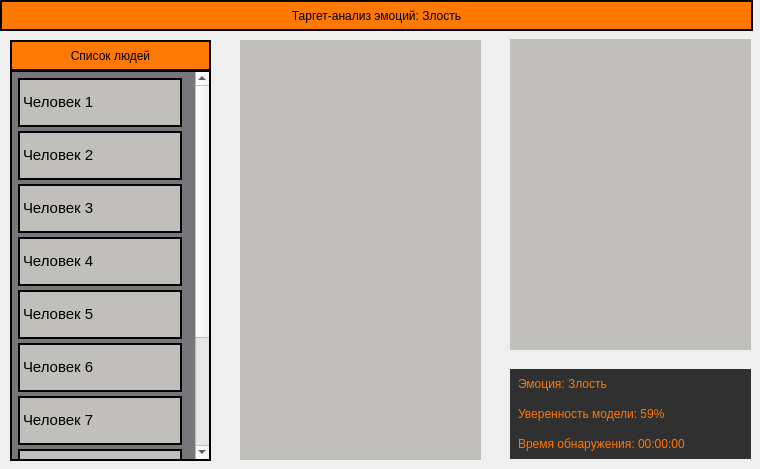
darktau34/VKR_videoanalysis_programm, file target_analysis_main_ui.ui: the form before one commit.
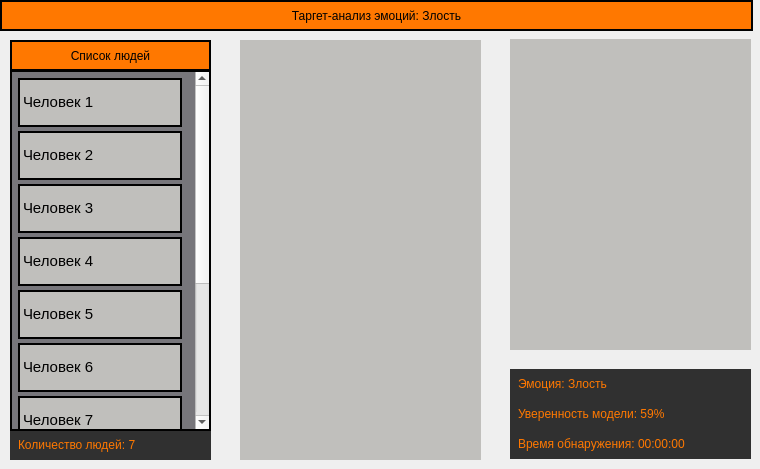
The form after the commit.

Commit message: Finished work on Target Analysis

What changed in the file:
```diff
--- a/target_analysis_main_ui.ui
+++ b/target_analysis_main_ui.ui
@@ -45,7 +45,7 @@
       <x>10</x>
       <y>70</y>
       <width>201</width>
-      <height>391</height>
+      <height>361</height>
      </rect>
     </property>
     <property name="font">
@@ -372,6 +372,28 @@
      </widget>
     </widget>
    </widget>
+   <widget class="QLabel" name="label_count">
+    <property name="geometry">
+     <rect>
+      <x>10</x>
+      <y>430</y>
+      <width>201</width>
+      <height>30</height>
+     </rect>
+    </property>
+    <property name="styleSheet">
+     <string notr="true">background-color: rgba(0, 0, 0, 0.8);
+color: rgb(255, 120, 0);
+padding-left: 5px;
+</string>
+    </property>
+    <property name="text">
+     <string>Количество людей: 7</string>
+    </property>
+    <property name="alignment">
+     <set>Qt::AlignLeading|Qt::AlignLeft|Qt::AlignVCenter</set>
+    </property>
+   </widget>
    <zorder>stackedWidget</zorder>
    <zorder>label_persons</zorder>
    <zorder>list_view_persons</zorder>
```
Left out of the diff: 1 changed line with no effect on the pictures. The commit also changes 8 other files.
